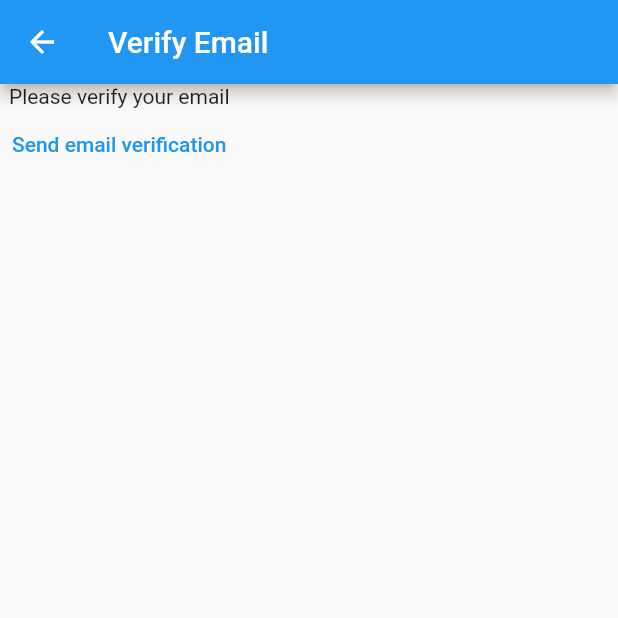
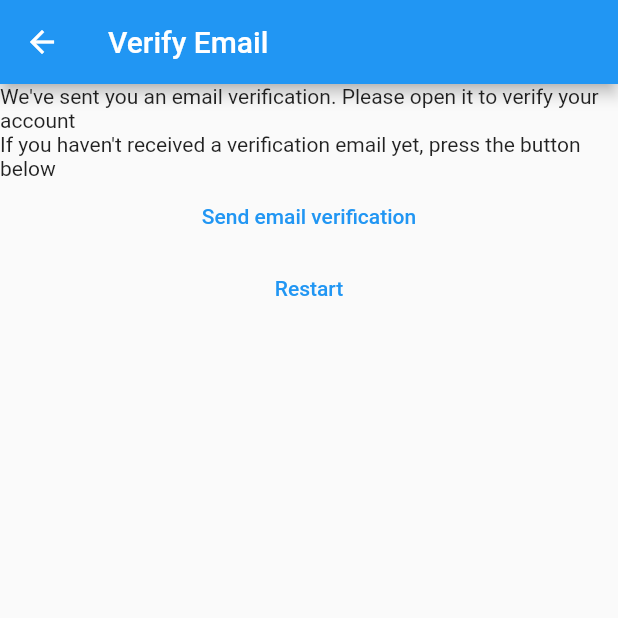
Before and after one commit to fabricio1099/mynotes, a Flutter app: the VerifyEmailView screen opened directly, on a phone screen of 412 x 824 dp, the top half of it. Run offline on Flutter 3.47's test engine with Material 2 defaults, Android fonts, the phone set to English and light mode, and no system bars; our stand-ins replace firebase_auth, firebase_core; accounts and stored records are empty.

Commit message:
step 7 : verify email route

```diff
--- a/lib/main.dart
+++ b/lib/main.dart
@@ -22,6 +22,7 @@
         RegisterView.routeName: (context) => const RegisterView(),
         LoginView.routeName: (context) => const LoginView(),
         NotesView.routeName: (context) => const NotesView(),
+        VerifyEmailView.routeName: (context) => const VerifyEmailView(),
       },
     ),
   );
--- a/lib/views/verify_email_view.dart
+++ b/lib/views/verify_email_view.dart
@@ -2,7 +2,11 @@
 import 'package:flutter/material.dart';
 import 'dart:developer' as d;
 
+import 'package:mynotes/views/register_view.dart';
+
 class VerifyEmailView extends StatefulWidget {
+  static String routeName = '/verify-email';
+
   const VerifyEmailView({Key? key}) : super(key: key);
 
   @override
@@ -18,13 +22,20 @@
       ),
       body: Column(
         children: [
-          const Text('Please verify your email'),
+          const Text("We've sent you an email verification. Please open it to verify your account"),
+          const Text("If you haven't received a verification email yet, press the button below"),
           TextButton(
             child: const Text('Send email verification'),
             onPressed: () async {
-              d.log('verify email');
               final user = FirebaseAuth.instance.currentUser;
               await user?.sendEmailVerification();
+            },
+          ),
+          TextButton(
+            child: const Text('Restart'),
+            onPressed: () async {
+            await FirebaseAuth.instance.signOut();
+            Navigator.of(context).pushNamedAndRemoveUntil(RegisterView.routeName, (route) => false)  ;
             },
           ),
         ],
```
Also changed, not shown: lib/views/login_view.dart (+6 -18 lines), lib/views/register_view.dart (+20 -11 lines).
